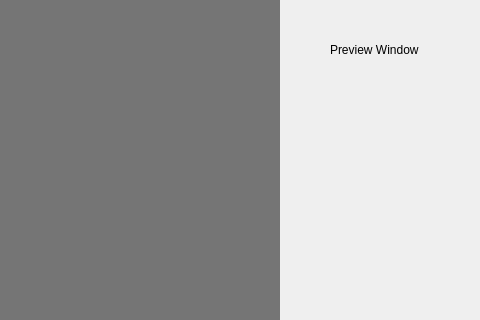
NCChacki/CS3505-Software2-SpriteEditor, file Foorge/mainwindow.ui: the form before one commit; both pictures show x 320 to 800 and y 0 to 320 of the 800 by 600 pixel window.
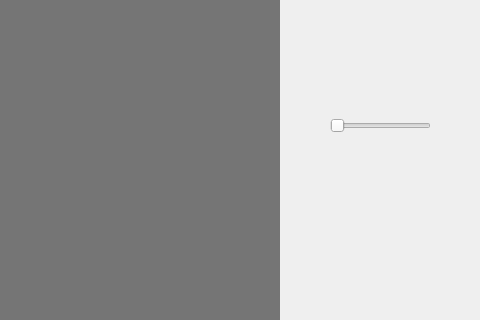
The form after the commit. Custom widgets are drawn as their Qt base class.

Commit message: Implemented a framerate slider

Diff of the .ui file:
```diff
--- a/Foorge/mainwindow.ui
+++ b/Foorge/mainwindow.ui
@@ -210,7 +210,7 @@
      </rect>
     </property>
     <property name="text">
-     <string>Preview Window</string>
+     <string/>
     </property>
    </widget>
    <widget class="QPushButton" name="newFrameButton">
@@ -399,6 +399,34 @@
      </item>
     </layout>
    </widget>
+   <widget class="QSlider" name="frameRateSlider">
+    <property name="geometry">
+     <rect>
+      <x>650</x>
+      <y>110</y>
+      <width>101</width>
+      <height>31</height>
+     </rect>
+    </property>
+    <property name="minimum">
+     <number>1</number>
+    </property>
+    <property name="maximum">
+     <number>12</number>
+    </property>
+    <property name="singleStep">
+     <number>2</number>
+    </property>
+    <property name="value">
+     <number>1</number>
+    </property>
+    <property name="sliderPosition">
+     <number>1</number>
+    </property>
+    <property name="orientation">
+     <enum>Qt::Horizontal</enum>
+    </property>
+   </widget>
   </widget>
   <widget class="QMenuBar" name="menubar">
    <property name="geometry">
```
The commit also changes 14 other files.
